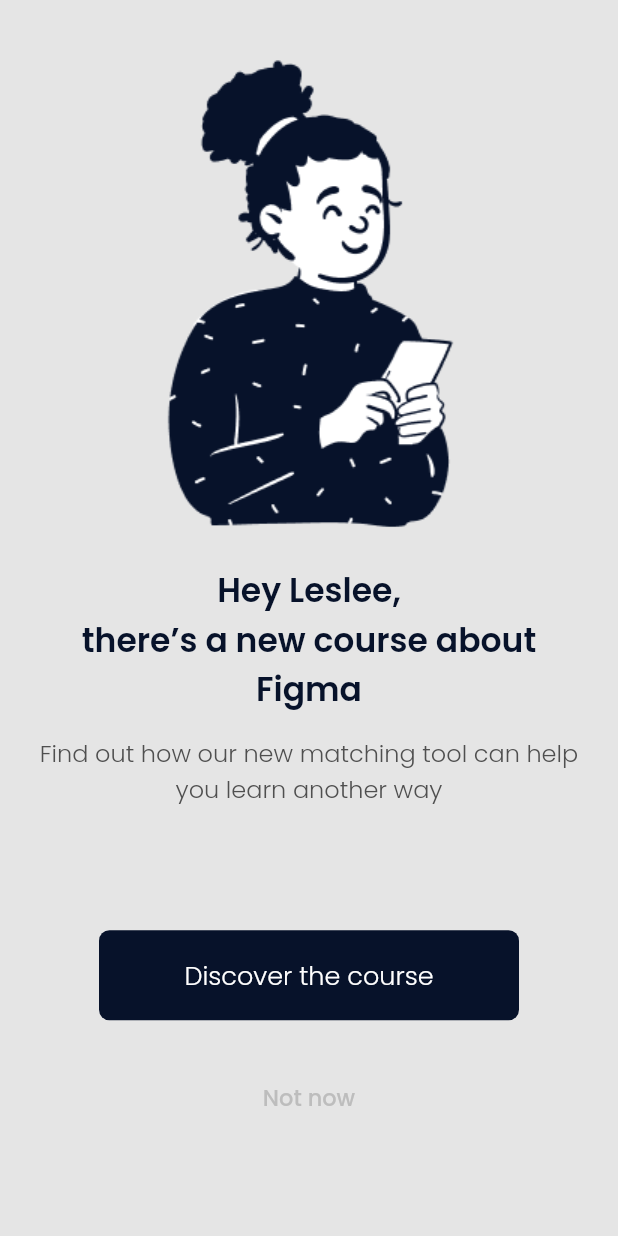
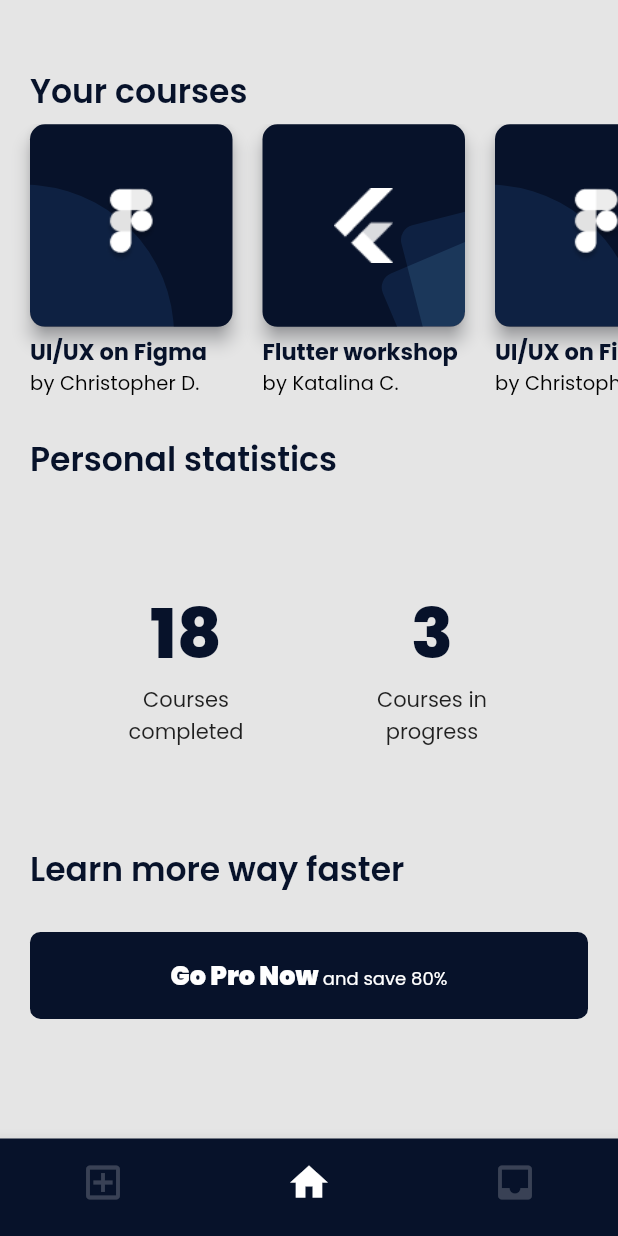
Before and after one commit to marcos-bah/online_courses_app_concept, a Flutter app: the screen it shows after launch, on a phone screen of 412 x 824 dp. Run offline on Flutter 3.47's test engine with Material 2 defaults, Android fonts, the phone set to English and light mode, and no system bars; drawn by our look-alikes of auto_size_text; our stand-ins replace google_fonts.

Commit message:
add course view small

```diff
--- /dev/null
+++ b/lib/app/app_themes.dart
@@ -0,0 +1,59 @@
+import 'package:flutter/material.dart';
+import 'package:google_fonts/google_fonts.dart';
+
+import 'app_colors.dart';
+
+ThemeData themeDataLight = ThemeData(
+  scaffoldBackgroundColor: AppColors.bg,
+  primarySwatch: Colors.blue,
+  fontFamily: GoogleFonts.poppins().fontFamily,
+  primaryColor: AppColors.primary,
+  textTheme: const TextTheme(
+    subtitle2: TextStyle(
+      fontSize: 13,
+      fontWeight: FontWeight.w400,
+      color: Colors.black,
+    ),
+    headline1: TextStyle(
+      fontSize: 22,
+      fontWeight: FontWeight.w600,
+      color: AppColors.primary,
+    ),
+    headline4: TextStyle(
+      fontWeight: FontWeight.w300,
+      fontSize: 17,
+      color: Colors.white,
+    ),
+    headline5: TextStyle(
+      fontWeight: FontWeight.w300,
+      fontSize: 16,
+      color: AppColors.secondary,
+    ),
+    headline6: TextStyle(
+      fontSize: 15,
+      fontWeight: FontWeight.w500,
+      color: AppColors.gray30,
+    ),
+  ),
+  buttonTheme: const ButtonThemeData(
+    buttonColor: AppColors.primary,
+    textTheme: ButtonTextTheme.primary,
+  ),
+  bottomNavigationBarTheme: BottomNavigationBarThemeData(
+    backgroundColor: AppColors.primary,
+    selectedItemColor: Colors.white,
+    unselectedItemColor: Colors.white.withOpacity(0.2),
+    selectedIconTheme: const IconThemeData(size: 30),
+    unselectedIconTheme: const IconThemeData(size: 30),
+  ),
+  elevatedButtonTheme: ElevatedButtonThemeData(
+    style: ButtonStyle(
+      backgroundColor: MaterialStateProperty.all<Color>(AppColors.primary),
+      shape: MaterialStateProperty.all<OutlinedBorder>(
+        RoundedRectangleBorder(
+          borderRadius: BorderRadius.circular(7),
+        ),
+      ),
+    ),
+  ),
+);
--- a/lib/app/app_widget.dart
+++ b/lib/app/app_widget.dart
@@ -1,7 +1,7 @@
 import 'package:flutter/material.dart';
-import 'package:google_fonts/google_fonts.dart';
-import 'package:online_courses_app_concept/app/app_colors.dart';
+import 'package:online_courses_app_concept/app/app_themes.dart';
 import 'package:online_courses_app_concept/views/home/home_view.dart';
+import 'package:online_courses_app_concept/views/my_courses/my_course.view.dart';
 
 class AppWidget extends StatelessWidget {
   const AppWidget({Key? key}) : super(key: key);
@@ -12,52 +12,11 @@
     return MaterialApp(
       title: 'Online Courses App Concept',
       debugShowCheckedModeBanner: false,
-      theme: ThemeData(
-        scaffoldBackgroundColor: AppColors.bg,
-        primarySwatch: Colors.blue,
-        fontFamily: GoogleFonts.poppins().fontFamily,
-        primaryColor: AppColors.primary,
-        textTheme: const TextTheme(
-          headline1: TextStyle(
-            fontSize: 22,
-            fontWeight: FontWeight.w600,
-            color: AppColors.primary,
-          ),
-          headline4: TextStyle(
-            fontWeight: FontWeight.w300,
-            fontSize: 17,
-            color: Colors.white,
-          ),
-          headline5: TextStyle(
-            fontWeight: FontWeight.w300,
-            fontSize: 16,
-            color: AppColors.secondary,
-          ),
-          headline6: TextStyle(
-            fontSize: 15,
-            fontWeight: FontWeight.w500,
-            color: AppColors.gray30,
-          ),
-        ),
-        buttonTheme: const ButtonThemeData(
-          buttonColor: AppColors.primary,
-          textTheme: ButtonTextTheme.primary,
-        ),
-        elevatedButtonTheme: ElevatedButtonThemeData(
-          style: ButtonStyle(
-            backgroundColor:
-                MaterialStateProperty.all<Color>(AppColors.primary),
-            shape: MaterialStateProperty.all<OutlinedBorder>(
-              RoundedRectangleBorder(
-                borderRadius: BorderRadius.circular(7),
-              ),
-            ),
-          ),
-        ),
-      ),
-      initialRoute: '/',
+      theme: themeDataLight,
+      initialRoute: '/my-course',
       routes: {
         '/': (context) => const HomeView(),
+        '/my-course': (context) => const MyCourseView(),
       },
     );
   }
--- /dev/null
+++ b/lib/views/my_courses/my_course.view.dart
@@ -0,0 +1,193 @@
+import 'package:flutter/material.dart';
+import 'package:flutter/widgets.dart';
+import 'package:online_courses_app_concept/app/app_sizes.dart';
+import 'package:online_courses_app_concept/views/utils/button_widget.dart';
+import 'package:online_courses_app_concept/views/utils/course_button_widget.dart';
+import 'package:online_courses_app_concept/views/utils/pizza_shape_painter.dart';
+import 'package:online_courses_app_concept/views/utils/rrect_ang_shape_paint.dart';
+import 'package:online_courses_app_concept/views/utils/statics_widget.dart';
+
+class MyCourseView extends StatelessWidget {
+  const MyCourseView({Key? key}) : super(key: key);
+
+  @override
+  Widget build(BuildContext context) {
+    return LayoutBuilder(
+      builder: (context, constraints) {
+        if (constraints.maxWidth > AppSizes.tabletSize) {
+          return Container();
+        } else {
+          return Scaffold(
+            body: SafeArea(
+              child: SizedBox(
+                height: constraints.maxHeight,
+                child: Column(
+                  mainAxisAlignment: MainAxisAlignment.start,
+                  crossAxisAlignment: CrossAxisAlignment.start,
+                  children: [
+                    const Spacer(
+                      flex: 2,
+                    ),
+                    Padding(
+                      padding: const EdgeInsets.symmetric(
+                          horizontal: 20, vertical: 5),
+                      child: Text(
+                        "Your courses",
+                        style: Theme.of(context).textTheme.headline1,
+                      ),
+                    ),
+                    SingleChildScrollView(
+                      scrollDirection: Axis.horizontal,
+                      child: Row(
+                        children: [
+                          const SizedBox(
+                            width: 20,
+                          ),
+                          CourseButtonWidget(
+                            image: "assets/images/figma.png",
+                            title: "UI/UX on Figma",
+                            author: "by Christopher D.",
+                            painter: PizzaShapePainter(),
+                          ),
+                          CourseButtonWidget(
+                            image: "assets/images/flutter.png",
+                            title: "Flutter workshop",
+                            author: "by Katalina C.",
+                            painter: RRectAngShapePainter(),
+                          ),
+                          CourseButtonWidget(
+                            image: "assets/images/figma.png",
+                            title: "UI/UX on Figma",
+                            author: "by Christopher D.",
+                            painter: PizzaShapePainter(),
+                          ),
+                          CourseButtonWidget(
+                            image: "assets/images/figma.png",
+                            title: "UI/UX on Figma",
+                            author: "by Christopher D.",
+                            painter: PizzaShapePainter(),
+                          ),
+                          CourseButtonWidget(
+                            image: "assets/images/figma.png",
+                            title: "UI/UX on Figma",
+                            author: "by Christopher D.",
+                            painter: PizzaShapePainter(),
+                          ),
+                          CourseButtonWidget(
+                            image: "assets/images/figma.png",
+                            title: "UI/UX on Figma",
+                            author: "by Christopher D.",
+                            painter: PizzaShapePainter(),
+                          ),
+                        ],
+                      ),
+                    ),
+                    const Spacer(
+                      flex: 1,
+                    ),
+                    Padding(
+                      padding: const EdgeInsets.symmetric(
+                          horizontal: 20, vertical: 5),
+                      child: Text(
+                        "Personal statistics",
+                        style: Theme.of(context).textTheme.headline1,
+                      ),
+                    ),
+                    const Spacer(
+                      flex: 3,
+                    ),
+                    Row(
+                      mainAxisAlignment: MainAxisAlignment.spaceEvenly,
+                      children: const [
+                        StaticsWidget(
+                          title: "18",
+                          subtitle: "Courses completed",
+                        ),
+                        StaticsWidget(
+                          title: "3",
+                          subtitle: "Courses in progress",
+                        ),
+                      ],
+                    ),
+                    const Spacer(
+                      flex: 3,
+                    ),
+                    Padding(
+                      padding: const EdgeInsets.symmetric(
+                          horizontal: 20, vertical: 5),
+                      child: Text(
+                        "Learn more way faster",
+                        style: Theme.of(context).textTheme.headline1,
+                      ),
+                    ),
+                    const Spacer(
+                      flex: 1,
+                    ),
+                    Center(
+                      child: Padding(
+                        padding: const EdgeInsets.symmetric(horizontal: 20),
+                        child: ButtonWidget(
+                          text: "",
+                          width: double.infinity,
+                          textAlt: RichText(
+                            textAlign: TextAlign.center,
+                            text: TextSpan(
+                              text: 'Go Pro Now ',
+                              style: Theme.of(context)
+                                  .textTheme
+                                  .headline4!
+                                  .copyWith(
+                                    fontWeight: FontWeight.w900,
+                                  ),
+                              children: <TextSpan>[
+                                TextSpan(
+                                  text: "and save 80%",
+                                  style: Theme.of(context)
+                                      .textTheme
+                                      .bodyText2!
+                                      .copyWith(
+                                        fontSize: 12,
+                                        color: Colors.white,
+                                      ),
+                                ),
+                              ],
+                            ),
+                          ),
+                        ),
+                      ),
+                    ),
+                    const Spacer(
+                      flex: 4,
+                    ),
+                  ],
+                ),
+              ),
+            ),
+            bottomNavigationBar: BottomNavigationBar(
+              currentIndex: 1,
+              showSelectedLabels: false,
+              showUnselectedLabels: false,
+              items: const [
+                BottomNavigationBarItem(
+                  icon: Icon(Icons.add_box_outlined),
+                  label: "",
+                  tooltip: "Add",
+                ),
+                BottomNavigationBarItem(
+                  icon: Icon(Icons.home),
+                  label: "",
+                  tooltip: "Home",
+                ),
+                BottomNavigationBarItem(
+                  icon: Icon(Icons.inbox),
+                  label: "",
+                  tooltip: "Inbox",
+                ),
+              ],
+            ),
+          );
+        }
+      },
+    );
+  }
+}
--- a/lib/views/utils/button_widget.dart
+++ b/lib/views/utils/button_widget.dart
@@ -5,12 +5,14 @@
   final double width;
   final double height;
   final void Function()? onPressed;
+  final Widget? textAlt;
   const ButtonWidget({
     Key? key,
     required this.text,
-    this.height = 60,
+    this.height = 58,
     this.width = 280,
     this.onPressed,
+    this.textAlt,
   }) : super(key: key);
 
   @override
@@ -20,11 +22,12 @@
       height: height,
       child: ElevatedButton(
         onPressed: onPressed,
-        child: Text(
-          text,
-          style: Theme.of(context).textTheme.headline4,
-          textAlign: TextAlign.center,
-        ),
+        child: textAlt ??
+            Text(
+              text,
+              style: Theme.of(context).textTheme.headline4,
+              textAlign: TextAlign.center,
+            ),
       ),
     );
   }
--- /dev/null
+++ b/lib/views/utils/course_button_widget.dart
@@ -0,0 +1,95 @@
+import 'package:auto_size_text/auto_size_text.dart';
+import 'package:flutter/material.dart';
+import 'package:online_courses_app_concept/app/app_colors.dart';
+
+class CourseButtonWidget extends StatelessWidget {
+  final String image;
+  final String title;
+  final String author;
+  final CustomPainter? painter;
+
+  const CourseButtonWidget({
+    Key? key,
+    required this.image,
+    required this.title,
+    required this.author,
+    this.painter,
+  }) : super(key: key);
+
+  @override
+  Widget build(BuildContext context) {
+    return Padding(
+      padding: const EdgeInsets.only(right: 20),
+      child: SizedBox(
+        width: 135,
+        child: Column(
+          crossAxisAlignment: CrossAxisAlignment.start,
+          mainAxisAlignment: MainAxisAlignment.start,
+          children: [
+            TextButton(
+              onPressed: () {},
+              style: Theme.of(context).elevatedButtonTheme.style!.copyWith(
+                    padding: MaterialStateProperty.all(EdgeInsets.zero),
+                    elevation: MaterialStateProperty.all(5),
+                    shape: MaterialStateProperty.all(
+                      RoundedRectangleBorder(
+                        borderRadius: BorderRadius.circular(10),
+                      ),
+                    ),
+                    overlayColor: MaterialStateProperty.all(AppColors.primary),
+                    backgroundColor:
+                        MaterialStateProperty.all(AppColors.primary),
+                    shadowColor: MaterialStateProperty.all(AppColors.primary),
+                    foregroundColor:
+                        MaterialStateProperty.all(AppColors.primary),
+                  ),
+              child: SizedBox(
+                child: Stack(
+                  alignment: Alignment.center,
+                  children: [
+                    SizedBox(
+                      width: 135,
+                      height: 135,
+                      child: ClipRRect(
+                        borderRadius: BorderRadius.circular(10),
+                        child: CustomPaint(
+                          painter: painter,
+                          size: const Size(100, 100),
+                        ),
+                      ),
+                    ),
+                    Image.asset(
+                      image,
+                      height: 50,
+                    ),
+                  ],
+                ),
+              ),
+            ),
+            const SizedBox(
+              height: 5,
+            ),
+            AutoSizeText(
+              title,
+              style: Theme.of(context).textTheme.headline6!.copyWith(
+                    color: AppColors.primary,
+                    fontWeight: FontWeight.w700,
+                  ),
+              maxFontSize: Theme.of(context).textTheme.headline6!.fontSize!,
+              minFontSize: 11,
+              maxLines: 1,
+              overflow: TextOverflow.ellipsis,
+            ),
+            AutoSizeText(
+              author,
+              style: Theme.of(context).textTheme.subtitle2!,
+              maxFontSize: Theme.of(context).textTheme.subtitle2!.fontSize!,
+              minFontSize: 10,
+              maxLines: 1,
+            ),
+          ],
+        ),
+      ),
+    );
+  }
+}
--- /dev/null
+++ b/lib/views/utils/pizza_shape_painter.dart
@@ -0,0 +1,21 @@
+import 'package:flutter/material.dart';
+
+class PizzaShapePainter extends CustomPainter {
+  @override
+  void paint(Canvas canvas, Size size) {
+    var paint = Paint()
+      ..color = Colors.white38
+      ..strokeWidth = 5
+      ..blendMode = BlendMode.softLight
+      ..style = PaintingStyle.fill
+      ..strokeCap = StrokeCap.round;
+
+    canvas.rotate(0.1);
+    canvas.drawCircle(const Offset(10, 140), 100, paint);
+  }
+
+  @override
+  bool shouldRepaint(CustomPainter oldDelegate) {
+    return false;
+  }
+}
--- /dev/null
+++ b/lib/views/utils/rrect_ang_shape_paint.dart
@@ -0,0 +1,41 @@
+import 'package:flutter/material.dart';
+
+class RRectAngShapePainter extends CustomPainter {
+  @override
+  void paint(Canvas canvas, Size size) {
+    var paint = Paint()
+      ..strokeWidth = 5
+      ..style = PaintingStyle.fill
+      ..color = Colors.white38
+      ..blendMode = BlendMode.softLight;
+
+    canvas.rotate(1.32);
+    canvas.drawRRect(
+        RRect.fromRectAndRadius(
+          Rect.fromCenter(
+            center: const Offset(140, -110),
+            width: 100,
+            height: 80,
+          ),
+          const Radius.circular(10),
+        ),
+        paint);
+
+    canvas.rotate(-0.15);
+    canvas.drawRRect(
+        RRect.fromRectAndRadius(
+          Rect.fromCenter(
+            center: const Offset(175, -70),
+            width: 100,
+            height: 80,
+          ),
+          const Radius.circular(10),
+        ),
+        paint);
+  }
+
+  @override
+  bool shouldRepaint(CustomPainter oldDelegate) {
+    return false;
+  }
+}
--- /dev/null
+++ b/lib/views/utils/statics_widget.dart
@@ -0,0 +1,31 @@
+import 'package:flutter/material.dart';
+
+class StaticsWidget extends StatelessWidget {
+  final String title;
+  final String subtitle;
+  const StaticsWidget({Key? key, required this.title, required this.subtitle})
+      : super(key: key);
+
+  @override
+  Widget build(BuildContext context) {
+    return SizedBox(
+      width: 80,
+      child: RichText(
+        textAlign: TextAlign.center,
+        text: TextSpan(
+          text: '$title\n',
+          style: Theme.of(context).textTheme.headline1!.copyWith(
+                fontSize: 46,
+                fontWeight: FontWeight.w800,
+              ),
+          children: <TextSpan>[
+            TextSpan(
+              text: subtitle,
+              style: Theme.of(context).textTheme.bodyText2!,
+            ),
+          ],
+        ),
+      ),
+    );
+  }
+}
--- a/pubspec.yaml
+++ b/pubspec.yaml
@@ -34,6 +34,7 @@
   # Use with the CupertinoIcons class for iOS style icons.
   cupertino_icons: ^1.0.2
   google_fonts: ^2.1.0
+  auto_size_text: ^3.0.0-nullsafety.0
 
 dev_dependencies:
   flutter_test:
```
Also changed, not shown: assets/images/figma.png (added), assets/images/flutter.png (added), pubspec.lock.
